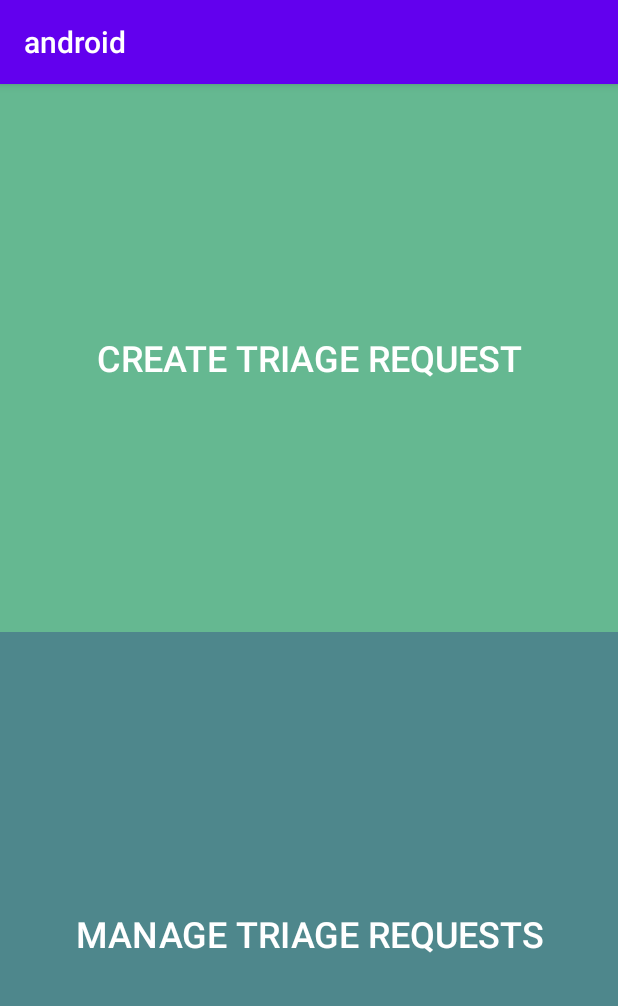
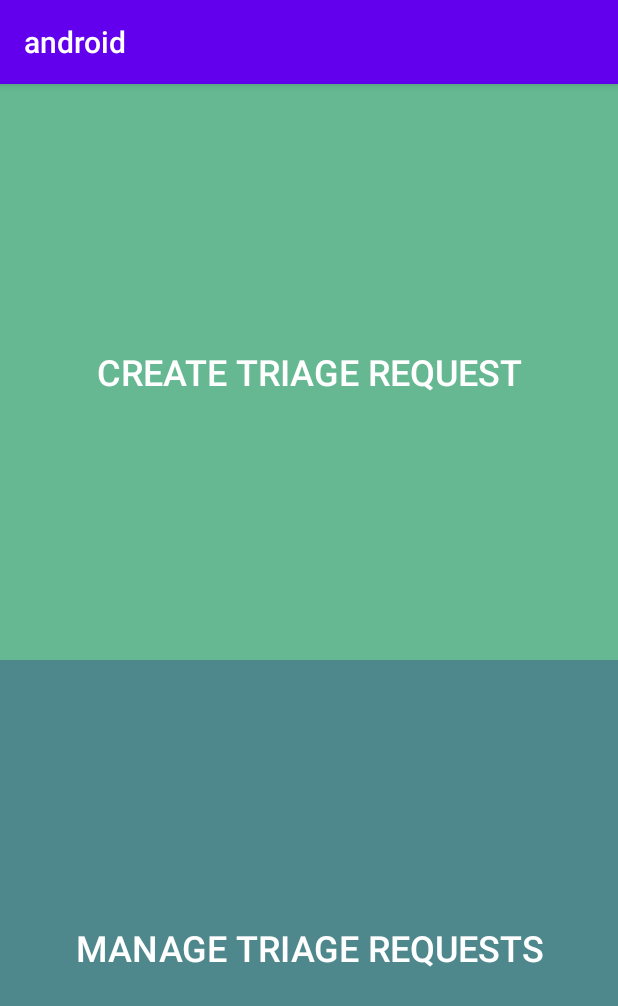
Before and after one commit to EricZimmermann/iSight, an Android app: the screen it shows after launch (MainActivity), on a phone screen of 412 x 824 dp. Shown: the top 1006 px of the screen. Run offline under Robolectric (Android 15) with nearby library versions, the light colour scheme and no system bars.

Commit message:
Fix hardcoded heights

```diff
--- a/android/app/src/main/res/layout/activity_main.xml
+++ b/android/app/src/main/res/layout/activity_main.xml
@@ -7,10 +7,15 @@
     android:layout_height="fill_parent"
     android:orientation="vertical">
 
+    <LinearLayout
+        android:layout_width="match_parent"
+        android:layout_height="match_parent"
+        android:layout_weight="1">
+
         <Button
             android:id="@+id/button"
             android:layout_width="match_parent"
-        android:layout_height="365.5dp"
+            android:layout_height="match_parent"
             android:background="#65B891"
             android:onClick="startCreateTriageRequestActivity"
             android:text="@string/create_triage_request"
@@ -18,6 +23,13 @@
             android:textColor="#FFFFFF"
             android:textColorHighlight="#FFFFFF"
             android:textSize="24sp" />
+
+    </LinearLayout>
+
+    <LinearLayout
+        android:layout_width="match_parent"
+        android:layout_height="match_parent"
+        android:layout_weight="1">
 
         <Button
             android:id="@+id/button2"
@@ -31,3 +43,7 @@
             android:textSize="24sp" />
 
     </LinearLayout>
+
+
+
+</LinearLayout>
```
Lines whose indentation alone changed are shown as unchanged.
